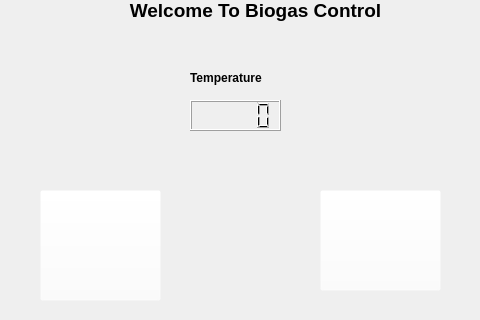
First picture: the form in mainwindow2.ui, repository ansa-zaiba/Sem-1-project, before the edit.
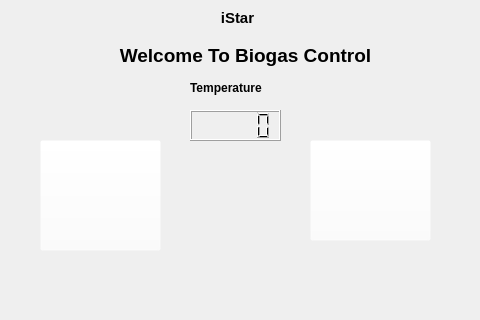
Second picture: the form after the edit. Icons and pictures are not drawn.

The edit to the form file:
```diff
--- a/mainwindow2.ui
+++ b/mainwindow2.ui
@@ -42,8 +42,8 @@
    <widget class="QPushButton" name="btnOff">
     <property name="geometry">
      <rect>
-      <x>320</x>
-      <y>190</y>
+      <x>310</x>
+      <y>140</y>
       <width>121</width>
       <height>101</height>
      </rect>
@@ -71,10 +71,10 @@
    <widget class="QLabel" name="label">
     <property name="geometry">
      <rect>
-      <x>90</x>
-      <y>0</y>
+      <x>80</x>
+      <y>40</y>
       <width>331</width>
-      <height>21</height>
+      <height>31</height>
      </rect>
     </property>
     <property name="font">
@@ -95,7 +95,7 @@
     <property name="geometry">
      <rect>
       <x>40</x>
-      <y>190</y>
+      <y>140</y>
       <width>121</width>
       <height>111</height>
      </rect>
@@ -124,7 +124,7 @@
     <property name="geometry">
      <rect>
       <x>190</x>
-      <y>100</y>
+      <y>110</y>
       <width>91</width>
       <height>31</height>
      </rect>
@@ -137,7 +137,7 @@
     <property name="geometry">
      <rect>
       <x>190</x>
-      <y>70</y>
+      <y>80</y>
       <width>101</width>
       <height>16</height>
      </rect>
@@ -157,6 +157,27 @@
      <string>Temperature</string>
     </property>
    </widget>
+   <widget class="QLabel" name="label_3">
+    <property name="geometry">
+     <rect>
+      <x>210</x>
+      <y>10</y>
+      <width>55</width>
+      <height>16</height>
+     </rect>
+    </property>
+    <property name="font">
+     <font>
+      <pointsize>11</pointsize>
+     </font>
+    </property>
+    <property name="text">
+     <string>iStar</string>
+    </property>
+    <property name="alignment">
+     <set>Qt::AlignCenter</set>
+    </property>
+   </widget>
   </widget>
  </widget>
  <layoutdefault spacing="6" margin="11"/>
```
